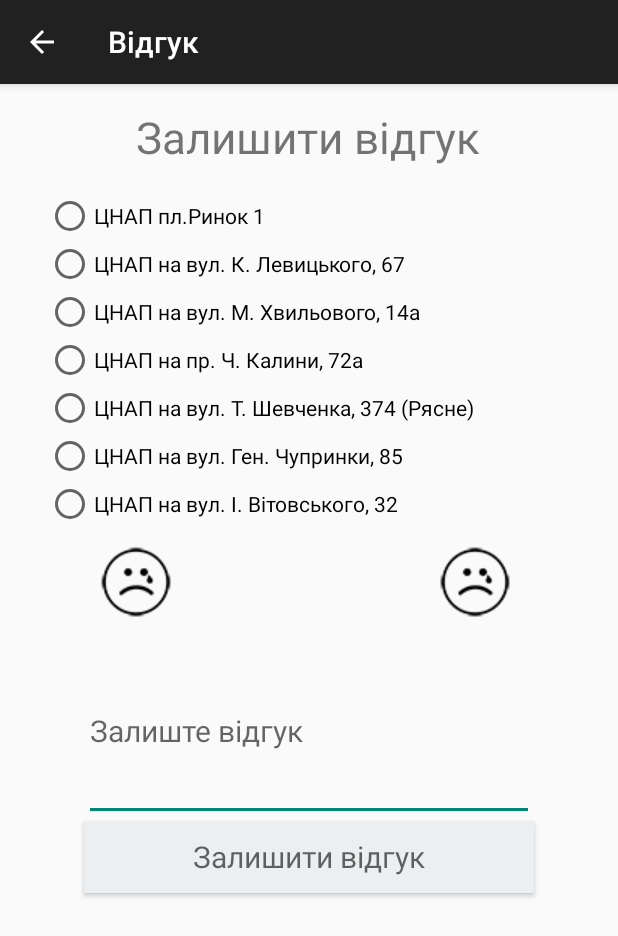
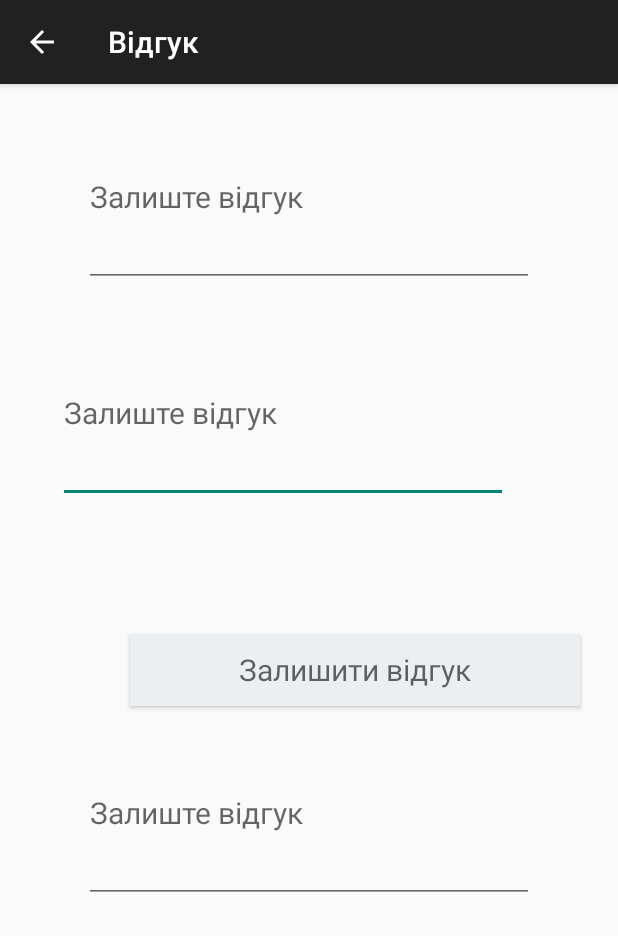
Before and after one commit to NewWorldOrderTeam/ZNAP, an Android app: the RateActivity screen opened directly, with no data from a screen before it, on a phone screen of 412 x 824 dp. Shown: the top 936 px of the screen. Run offline under Robolectric (Android 15) with nearby library versions, the phone set to English and light mode, and no system bars; libraries missing offline, so code that uses them is left out: com.weiwangcn.betterspinner.

Commit message:
[^] UI,Rate

```diff
--- /dev/null
+++ b/prototype/android/LMR_ZNAP/app/src/main/java/com/znap/lmr/lmr_znap/CustomOnItemSelectedListener.java
@@ -0,0 +1,21 @@
+package com.znap.lmr.lmr_znap;
+
+import android.view.View;
+import android.widget.AdapterView;
+import android.widget.AdapterView.OnItemSelectedListener;
+import android.widget.Toast;
+
+public class CustomOnItemSelectedListener implements OnItemSelectedListener {
+
+    public void onItemSelected(AdapterView<?> parent, View view, int pos,long id) {
+        Toast.makeText(parent.getContext(),
+                "OnItemSelectedListener : " + parent.getItemAtPosition(pos).toString(),
+                Toast.LENGTH_SHORT).show();
+    }
+
+    @Override
+    public void onNothingSelected(AdapterView<?> arg0) {
+        // TODO Auto-generated method stub
+    }
+
+}
--- a/prototype/android/LMR_ZNAP/app/src/main/java/com/znap/lmr/lmr_znap/RateActivity.java
+++ b/prototype/android/LMR_ZNAP/app/src/main/java/com/znap/lmr/lmr_znap/RateActivity.java
@@ -5,6 +5,7 @@ import android.os.Bundle;
 import android.provider.MediaStore;
 import android.support.v7.app.AppCompatActivity;
 import android.util.Log;
+import com.znap.lmr.lmr_znap.Request;
 import android.view.MenuItem;
 import android.view.View;
 import android.widget.ArrayAdapter;
@@ -13,12 +14,15 @@ import android.widget.EditText;
 import android.widget.ImageButton;
 import android.widget.RadioButton;
 import android.widget.RadioGroup;
+import android.widget.Spinner;
 import android.widget.TextView;
 import android.widget.Toast;
 
 import com.weiwangcn.betterspinner.library.material.MaterialBetterSpinner;
 
 import java.sql.SQLOutput;
+import java.util.ArrayList;
+import java.util.List;
 import java.util.concurrent.ExecutionException;
 import java.util.regex.Matcher;
 import java.util.regex.Pattern;
@@ -44,13 +48,9 @@ public class RateActivity extends AppCompatActivity {
         setContentView(R.layout.activity_rate);
         getSupportActionBar().setTitle("Відгук");
         getSupportActionBar().setDisplayHomeAsUpEnabled(true);
-        ArrayAdapter<Integer> arrayAdapterForZnap = new ArrayAdapter<Integer>(this,
-                android.R.layout.simple_dropdown_item_1line, quality);
 
-        MaterialBetterSpinner dropdownForZnap = (MaterialBetterSpinner)
-                findViewById(R.id.quality);
-        dropdownForZnap.setAdapter(arrayAdapterForZnap);
 
+        etQuality = (EditText) findViewById(R.id.etQuality);
         etDescription = (EditText) findViewById(R.id.etDescription);
         etUser_id = (EditText) findViewById(R.id.etUser_id);
         btLeaveReview = (Button) findViewById(R.id.btLeaveReview);
@@ -66,9 +66,9 @@ public class RateActivity extends AppCompatActivity {
                 Pattern pattern = Pattern.compile("message=.*,");
                 try {
                     Matcher matcher = pattern.matcher(request.get());
-                    while (matcher.find()){
-                        int start = matcher.start()+8;
-                        int end = matcher.end()-1;
+                    while (matcher.find()) {
+                        int start = matcher.start() + 8;
+                        int end = matcher.end() - 1;
                         String match = request.get().substring(start, end);
                         Toast.makeText(getApplicationContext(), match, Toast.LENGTH_LONG).show();
                     }
@@ -79,7 +79,9 @@ public class RateActivity extends AppCompatActivity {
                 }
             }
         });
+
     }
+
     class Request extends AsyncTask<Void, Void, String> {
 
         @Override
@@ -91,7 +93,7 @@ public class RateActivity extends AppCompatActivity {
         protected String doInBackground(Void... params) {
             Services services = new Services();
             Response response = services.Rate(description,user_id,quality);
-            System.out.println(response.toString());
+            System.out.println(response);
             return response.toString();
         }
 
--- a/prototype/android/LMR_ZNAP/app/src/main/res/layout/activity_main.xml
+++ b/prototype/android/LMR_ZNAP/app/src/main/res/layout/activity_main.xml
@@ -5,6 +5,8 @@
     android:layout_width="match_parent"
     android:layout_height="match_parent"
     android:fitsSystemWindows="true">
+
+
 
     <ImageView
         android:id="@+id/znap_logo"
@@ -111,5 +113,4 @@
         android:theme="@style/PrimaryButton" />
 
 
-
 </RelativeLayout>
--- a/prototype/android/LMR_ZNAP/app/src/main/res/layout/activity_rate.xml
+++ b/prototype/android/LMR_ZNAP/app/src/main/res/layout/activity_rate.xml
@@ -6,161 +6,56 @@
     android:layout_height="match_parent"
     tools:context="com.znap.lmr.lmr_znap.RateActivity">
 
-    <TextView
-        android:id="@+id/tvLeaveReview"
-        android:layout_width="350dp"
-        android:layout_height="40dp"
-        android:textSize="29dp"
-        android:textStyle="normal"
-        android:textAlignment="center"
-        android:text="Залишити відгук"
-        android:layout_marginTop="15dp"
-        android:layout_alignParentTop="true"
-        android:layout_centerHorizontal="true" />
-
-
-
-    <RadioGroup
-        android:layout_width="wrap_content"
-        android:layout_height="wrap_content"
-        android:id="@+id/radioGroup"
-        android:layout_alignLeft="@+id/tvLeaveReview"
-        android:layout_alignStart="@+id/tvLeaveReview">
-
-
-
-        <RadioButton
-            android:id="@+id/znapSqRunok"
-            android:layout_width="wrap_content"
-            android:layout_height="wrap_content"
-            android:layout_alignLeft="@+id/radioGroup"
-            android:layout_alignParentTop="true"
-            android:layout_alignStart="@+id/radioGroup"
-            android:layout_marginTop="72dp"
-            android:text="ЦНАП пл.Ринок 1" />
-
-
-
-        <RadioButton
-            android:id="@+id/znapStrLevutskogo"
-            android:layout_width="wrap_content"
-            android:layout_height="wrap_content"
-            android:layout_alignLeft="@+id/znapSqRunok"
-            android:layout_alignStart="@+id/znapSqRunok"
-            android:layout_below="@+id/znapSqRunok"
-            android:text="ЦНАП на вул. К. Левицького, 67" />
-
-
-
-        <RadioButton
-            android:id="@+id/znapStrHvulovogo"
-            android:layout_width="wrap_content"
-            android:layout_height="wrap_content"
-            android:layout_alignLeft="@+id/znapStrLevutskogo"
-            android:layout_alignStart="@+id/znapStrLevutskogo"
-            android:layout_below="@+id/znapStrLevutskogo"
-            android:text="ЦНАП на вул. М. Хвильового, 14а" />
-
-
-
-        <RadioButton
-            android:id="@+id/znapPrKalunu"
-            android:layout_width="wrap_content"
-            android:layout_height="wrap_content"
-            android:layout_alignLeft="@+id/radioGroup"
-            android:layout_alignStart="@+id/radioGroup"
-            android:layout_below="@+id/znapStrHvulovogo"
-            android:text="ЦНАП на пр. Ч. Калини, 72а" />
-
-
-
-
-
-        <RadioButton
-            android:id="@+id/znapStrShevchenka"
-            android:layout_width="wrap_content"
-            android:layout_height="wrap_content"
-            android:layout_alignLeft="@+id/radioGroup"
-            android:layout_alignStart="@+id/radioGroup"
-            android:layout_below="@+id/radioGroup"
-            android:text="ЦНАП на вул. Т. Шевченка, 374 (Рясне)"/>
-
-
-
-        <RadioButton
-            android:id="@+id/znapStrChuprunku"
-            android:layout_width="wrap_content"
-            android:layout_height="wrap_content"
-            android:layout_alignLeft="@+id/znapStrShevchenka"
-            android:layout_alignStart="@+id/znapStrShevchenka"
-            android:layout_below="@+id/znapStrShevchenka"
-            android:text="ЦНАП на вул. Ген. Чупринки, 85" />
-
-
-
-        <RadioButton
-            android:id="@+id/znapStrVitovskogo"
-            android:layout_width="wrap_content"
-            android:layout_height="wrap_content"
-            android:layout_alignLeft="@+id/znapStrChuprunku"
-            android:layout_alignStart="@+id/znapStrChuprunku"
-            android:layout_below="@+id/znapStrChuprunku"
-            android:text="ЦНАП на вул. І. Вітовського, 32" />
-    </RadioGroup>
-
-
-
-    <ImageButton
-        android:id="@+id/btGoodReview"
-        android:layout_width="wrap_content"
-        android:layout_height="wrap_content"
-        android:layout_alignLeft="@+id/radioGroup"
-        android:layout_alignStart="@+id/radioGroup"
-        android:layout_below="@+id/radioGroup"
-        android:layout_marginLeft="36dp"
-        android:layout_marginStart="36dp"
-        android:layout_marginTop="12dp"
-        android:background="@null"
-        android:src="@drawable/bad" />
-
-
-    <ImageButton
-        android:id="@+id/btBadReview"
-        android:layout_width="wrap_content"
-        android:layout_height="wrap_content"
-        android:layout_above="@+id/etLeaveReview"
-        android:layout_alignEnd="@+id/etLeaveReview"
-        android:layout_alignRight="@+id/etLeaveReview"
-        android:layout_marginEnd="15dp"
-        android:layout_marginRight="15dp"
-        android:background="@null"
-        android:src="@drawable/bad" />
-
-
 
     <EditText
-        android:id="@+id/etLeaveReview"
+        android:id="@+id/etDescription"
+        android:layout_width="300dp"
+        android:layout_height="120dp"
+
+        android:layout_alignEnd="@+id/etUser_id"
+        android:layout_alignRight="@+id/etUser_id"
+        android:layout_below="@+id/etUser_id"
+        android:layout_marginEnd="17dp"
+        android:layout_marginRight="17dp"
+        android:layout_marginTop="24dp"
+        android:ems="10"
+        android:hint="Залиште відгук"
+        android:textSize="20dp" />
+    <EditText
+        android:id="@+id/etUser_id"
         android:layout_width="300dp"
         android:layout_height="120dp"
         android:layout_marginTop="15dp"
         android:ems="10"
         android:hint="Залиште відгук"
         android:textSize="20dp"
-        android:layout_below="@+id/btGoodReview"
         android:layout_centerHorizontal="true" />
 
+    <EditText
+        android:id="@+id/etQuality"
+        android:layout_width="300dp"
+        android:layout_height="120dp"
+        android:layout_below="@+id/btLeaveReview"
+        android:layout_centerHorizontal="true"
+        android:layout_marginTop="11dp"
+        android:ems="10"
+        android:hint="Залиште відгук"
+        android:textSize="20dp" />
 
 
     <Button
-        android:background="@color/color"
         android:id="@+id/btLeaveReview"
         android:layout_width="300dp"
         android:layout_height="48dp"
+        android:layout_alignParentEnd="true"
+        android:layout_alignParentRight="true"
+        android:layout_below="@+id/etDescription"
+        android:layout_marginEnd="25dp"
+        android:layout_marginRight="25dp"
+        android:layout_marginTop="87dp"
+        android:background="@color/color"
+        android:text="Залишити відгук"
         android:textAppearance="@style/TextAppearance.AppCompat.Medium"
-        android:textSize="20dp"
-        android:text="Залишити відгук"
-        android:layout_below="@+id/etLeaveReview"
-        android:layout_alignLeft="@+id/etLeaveReview"
-        android:layout_alignStart="@+id/etLeaveReview" />
+        android:textSize="20dp" />
 
 </RelativeLayout>
--- a/prototype/android/LMR_ZNAP/app/src/main/res/layout/activity_sign_in.xml
+++ b/prototype/android/LMR_ZNAP/app/src/main/res/layout/activity_sign_in.xml
@@ -40,7 +40,7 @@
         android:ems="10"
         android:hint="  Email"
         android:inputType="textPersonName"
-        android:textColorHint="#000"
+        android:textColorHint="#BDBDBD"
         tools:layout_editor_absoluteX="30dp"
         tools:layout_editor_absoluteY="15dp" />
 
@@ -49,9 +49,9 @@
         android:id="@+id/bSignIn"
         android:layout_width="fill_parent"
         android:layout_height="75dp"
-        android:layout_alignParentBottom="true"
-        android:layout_alignParentLeft="true"
-        android:layout_alignParentStart="true"
+        android:layout_below="@+id/etPassword"
+        android:layout_centerHorizontal="true"
+        android:layout_marginTop="20dp"
         android:layout_weight="1"
         android:text="Увійти"
         android:textAppearance="@style/TextAppearance.AppCompat.Medium"
@@ -63,14 +63,15 @@
         android:id="@+id/tSignUpLink"
         android:layout_width="wrap_content"
         android:layout_height="wrap_content"
+        android:layout_alignParentBottom="true"
         android:layout_alignParentEnd="true"
         android:layout_alignParentRight="true"
-        android:layout_below="@+id/etPassword"
         android:layout_gravity="right"
-        android:layout_marginEnd="11dp"
-        android:layout_marginRight="11dp"
-        android:layout_marginTop="24dp"
+        android:layout_marginBottom="9dp"
+        android:layout_marginEnd="36dp"
+        android:layout_marginRight="36dp"
         android:text="Зареєструватися"
+        android:textColor="@color/colorAccent"
         tools:layout_editor_absoluteX="169dp"
         tools:layout_editor_absoluteY="162dp" />
 
@@ -87,10 +88,21 @@
         android:ems="10"
         android:hint=" Пароль"
         android:inputType="textPassword"
-        android:textColorHint="#000"
+        android:textColorHint="#BDBDBD"
         tools:layout_editor_absoluteX="30dp"
         tools:layout_editor_absoluteY="60dp" />
 
+    <TextView
+        android:id="@+id/textView"
+        android:layout_width="wrap_content"
+        android:layout_height="wrap_content"
+        android:layout_alignBaseline="@+id/tSignUpLink"
+        android:layout_alignBottom="@+id/tSignUpLink"
+        android:layout_alignParentLeft="true"
+        android:layout_alignParentStart="true"
+        android:layout_marginLeft="17dp"
+        android:layout_marginStart="17dp"
+        android:text="Не маєте облікового запису ?" />
 
 
 </RelativeLayout>
--- a/prototype/android/LMR_ZNAP/app/src/main/res/values/colors.xml
+++ b/prototype/android/LMR_ZNAP/app/src/main/res/values/colors.xml
@@ -2,7 +2,7 @@
 <resources>
     <color name="colorPrimary">#3F51B5</color>
     <color name="colorPrimaryDark">#303F9F</color>
-    <color name="colorAccent">#FF4081</color>
+    <color name="colorAccent">#42A5F5</color>
     <color name="mainBackground">#e2e2e2</color>
     <color name="colorWhite">#e2e2e2</color>
     <color name="color">#ECEFF1</color>
--- a/prototype/android/LMR_ZNAP/app/src/main/res/values/strings.xml
+++ b/prototype/android/LMR_ZNAP/app/src/main/res/values/strings.xml
@@ -2,4 +2,9 @@
     <string name="app_name">LMR_ZNAP</string>
     <string name="search_title">Search</string>
     <string name="spinner_title">Вибір послуг</string>
+    <string name="country_prompt">Choose a country</string>
+    <integer-array name="country_arrays">
+        <item>1</item>
+
+    </integer-array>
 </resources>
```
Also changed, not shown: prototype/android/LMR_ZNAP/app/src/main/res/drawable/znap_logo.jpg.
